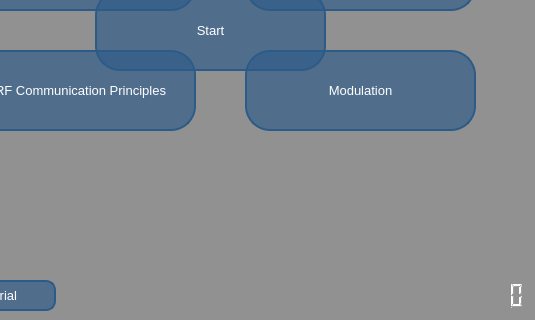
Qt form resources/ui/main.ui (wingnut29/Nebula) before a commit; both pictures show x 115 to 650 and y 230 to 550 of the 650 by 550 pixel window.
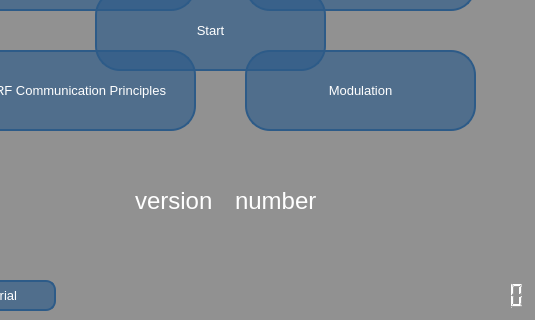
The same form after that commit.

Patch:
```diff
--- a/resources/ui/main.ui
+++ b/resources/ui/main.ui
@@ -417,6 +417,54 @@
                     <bool>true</bool>
                 </property>
             </widget>
+            <widget class="QLabel" name="lblVersion">
+                <property name="geometry">
+                    <rect>
+                        <x>250</x>
+                        <y>400</y>
+                        <width>101</width>
+                        <height>61</height>
+                    </rect>
+                </property>
+                <property name="font">
+                    <font>
+                        <family>Segoe UI</family>
+                        <pointsize>18</pointsize>
+                    </font>
+                </property>
+                <property name="styleSheet">
+                    <string notr="true">color: rgb(255, 255, 255);
+                        background: transparent;
+                    </string>
+                </property>
+                <property name="text">
+                    <string>version</string>
+                </property>
+            </widget>
+            <widget class="QLabel" name="lblVersionNum">
+                <property name="geometry">
+                    <rect>
+                        <x>350</x>
+                        <y>400</y>
+                        <width>111</width>
+                        <height>61</height>
+                    </rect>
+                </property>
+                <property name="font">
+                    <font>
+                        <family>Segoe UI</family>
+                        <pointsize>18</pointsize>
+                    </font>
+                </property>
+                <property name="styleSheet">
+                    <string notr="true">color: rgb(255, 255, 255);
+                        background: transparent;
+                    </string>
+                </property>
+                <property name="text">
+                    <string>number</string>
+                </property>
+            </widget>
             <zorder>imgBackground</zorder>
             <zorder>lcdTime</zorder>
             <zorder>lblTitle</zorder>
@@ -428,6 +476,8 @@
             <zorder>btnMod</zorder>
             <zorder>btnRF</zorder>
             <zorder>lblSubHeader</zorder>
+            <zorder>lblVersion</zorder>
+            <zorder>lblVersionNum</zorder>
         </widget>
     </widget>
     <resources/>
```
